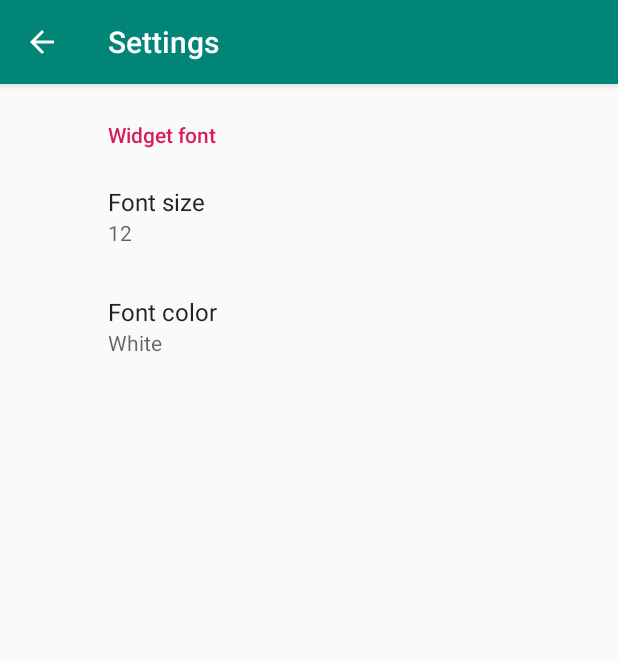
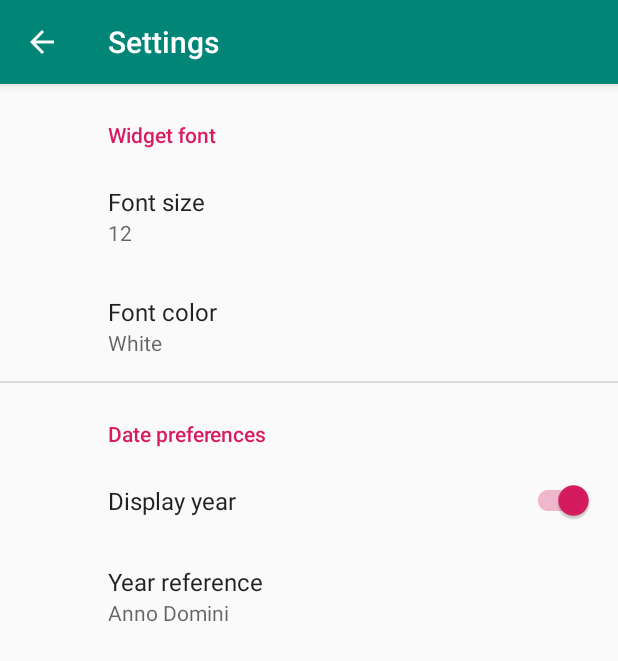
Before and after one commit to xavierfreyburger/tempus-romanum, an Android app: the screen it shows after launch (SettingsActivity), in the options menu, after a tap on "Settings", on a phone screen of 412 x 824 dp. Shown: the top 661 px of the screen. Run offline under Robolectric (Android 15) with nearby library versions, the phone set to English and light mode, and no system bars; our stand-ins replace androidx.preference.

Commit message:
Add  - Year display option  - Year reference option

```diff
--- a/app/src/main/java/com/dev/xavier/tempusromanum/MainActivity.java
+++ b/app/src/main/java/com/dev/xavier/tempusromanum/MainActivity.java
@@ -219,8 +219,24 @@ public class MainActivity extends AppCompatActivity implements SharedPreferences
             }
             date = c.getTime();
         }
-        // TODO convertir à la nouvelle api
-        outputDate.setText(Calendarium.tempus(date, false, false, Calendarium.InitiumCalendarii.ANNO_DOMINI, true));
+        // TODO implémenter nouvelles options
+        SharedPreferences pref = android.preference.PreferenceManager.getDefaultSharedPreferences(this);
+
+        // Options concernant la date
+        final boolean yearDisplay = pref.getBoolean(getString(R.string.saved_date_year_display), Boolean.valueOf(getString(R.string.default_date_year_display)));
+        final Calendarium.InitiumCalendarii yearRef;
+        if(yearDisplay) {
+            final String yearRefStr = pref.getString(getString(R.string.saved_date_year_reference), getString(R.string.default_date_year_reference));
+            yearRef = Calendarium.InitiumCalendarii.valueOf(yearRefStr);
+        }
+        else {
+            yearRef = Calendarium.InitiumCalendarii.SINE;
+        }
+
+        // Mise à jour du champ texte
+        outputDate.setText(Calendarium.tempus(date, false, false, yearRef, true));
+
+        // Si la date n'est pas la même que celle renseignée par l'utilisateur, mise à jour des champs de saisies
         Calendar calendar = Calendar.getInstance();
         calendar.setTime(date);
         lockTextWatcher = true;
@@ -286,6 +302,9 @@ public class MainActivity extends AppCompatActivity implements SharedPreferences
         */
         switch (key)
         {
+            case "year_display":
+            case "year_reference":
+                updateDate();
             case "font_size":
             case "font_color":
                 updateWidget();
--- a/app/src/main/java/com/dev/xavier/tempusromanum/TempusRomanumWidget.java
+++ b/app/src/main/java/com/dev/xavier/tempusromanum/TempusRomanumWidget.java
@@ -51,6 +51,16 @@ public class TempusRomanumWidget extends AppWidgetProvider {
         final int colorResId = context.getResources().getIdentifier(colorName,"color", context.getPackageName());
         final int fontColor = ContextCompat.getColor(context, colorResId);
 
+        // 2.3 display year
+        final boolean yearDisplay = pref.getBoolean(context.getString(R.string.saved_date_year_display), Boolean.valueOf(context.getString(R.string.default_date_year_display)));
+        final Calendarium.InitiumCalendarii yearRef;
+        if(yearDisplay) {
+            final String yearRefStr = pref.getString(context.getString(R.string.saved_date_year_reference), context.getString(R.string.default_date_year_reference));
+            yearRef = Calendarium.InitiumCalendarii.valueOf(yearRefStr);
+        }
+        else {
+             yearRef = Calendarium.InitiumCalendarii.SINE;
+        }
 
         // Faut-il calculer la mise à jour ?
         if(currentDate != null)
@@ -70,7 +80,7 @@ public class TempusRomanumWidget extends AppWidgetProvider {
 
         // Calcul de la date en latin
         // TODO convertir à la nouvelle api
-        CharSequence widgetText = Calendarium.tempus(currentDate, false, false, Calendarium.InitiumCalendarii.ANNO_DOMINI, true);
+        CharSequence widgetText = Calendarium.tempus(currentDate, false, false, yearRef, true);
 
         // Construct the RemoteViews object
         RemoteViews views = new RemoteViews(context.getPackageName(), R.layout.tempus_romanum_widget);
--- a/app/src/main/res/values/arrays.xml
+++ b/app/src/main/res/values/arrays.xml
@@ -10,6 +10,7 @@
         <item>reply_all</item>
     </string-array>
 
+    <!-- Font size arrays -->
     <string-array name="font_size_entries">
         <item>8</item>
         <item>10</item>
@@ -32,6 +33,7 @@
         <item>36</item>
     </string-array>
 
+    <!-- Font colors arrays -->
     <string-array name="font_color_entries">
         <item>White</item>
         <item>Black</item>
@@ -41,4 +43,15 @@
         <item>colorWhite</item>
         <item>colorBlack</item>
     </string-array>
+
+    <!-- Year references arrays -->
+    <string-array name="date_year_reference_entries">
+        <item>Anno Domini</item>
+        <item>Rome fondation</item>
+    </string-array>
+
+    <string-array name="date_year_reference_values">
+        <item>ANNO_DOMINI</item>
+        <item>AB_URBE_CONDITA</item>
+    </string-array>
 </resources>
--- a/app/src/main/res/values/strings.xml
+++ b/app/src/main/res/values/strings.xml
@@ -11,14 +11,24 @@
     <!-- Preference Titles -->
     <string name="preference_file_key">com.dev.xavier.tempusromanum.PREFERENCE_FILE_KEY</string>
     <!-- 1. Widget font -->
+    <string name="widget_font_header">Widget font</string>
     <!-- 1.1 Font size -->
     <string name="font_size_title">Font size</string>
-    <string name="widget_font_header">Widget font</string>
     <string name="saved_font_size">font_size</string>
     <string name="default_font_size">12</string>
     <!-- 1.2 Font color -->
     <string name="font_color_title">Font color</string>
-    <string name="widget_color_header">Sync</string>
     <string name="saved_font_color">font_color</string>
     <string name="default_font_color">colorWhite</string>
+
+    <!-- 2. Date preferences -->
+    <string name="date_header">Date preferences</string>
+    <!-- 2.3 Display year -->
+    <string name="date_year_display_title">Display year</string>
+    <string name="saved_date_year_display">year_display</string>
+    <string name="default_date_year_display">true</string>
+    <!-- 2.4 Year reference -->
+    <string name="date_year_reference_title">Year reference</string>
+    <string name="saved_date_year_reference">year_reference</string>
+    <string name="default_date_year_reference">ANNO_DOMINI</string>
 </resources>
--- a/app/src/main/res/xml/root_preferences.xml
+++ b/app/src/main/res/xml/root_preferences.xml
@@ -21,6 +21,25 @@
             app:title="@string/font_color_title"
             app:useSimpleSummaryProvider="true"
             />
+    </PreferenceCategory>
+
+    <!-- Date settings -->
+    <PreferenceCategory app:title="@string/date_header">
+        <SwitchPreferenceCompat
+            app:key="@string/saved_date_year_display"
+            app:title="@string/date_year_display_title"
+            app:defaultValue="@string/default_date_year_display"/>
+
+        <ListPreference
+            app:dependency="@string/saved_date_year_display"
+            app:defaultValue="@string/default_date_year_reference"
+            app:entries="@array/date_year_reference_entries"
+            app:entryValues="@array/date_year_reference_values"
+            app:key="@string/saved_date_year_reference"
+            app:title="@string/date_year_reference_title"
+            app:useSimpleSummaryProvider="true"
+            />
+
     </PreferenceCategory>
 
     <!--
```
